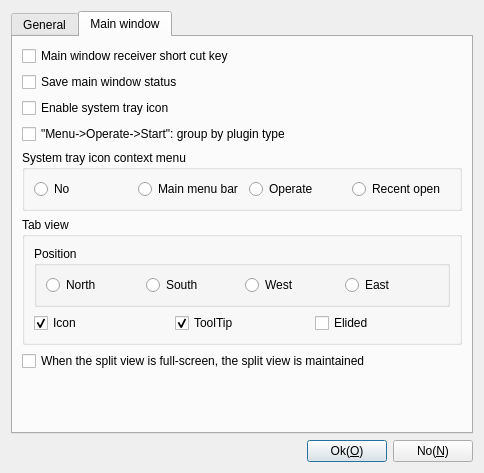
Old version of the form App/Client/ParameterDlgSettings.ui in the repository KangLin/RabbitRemoteControl.
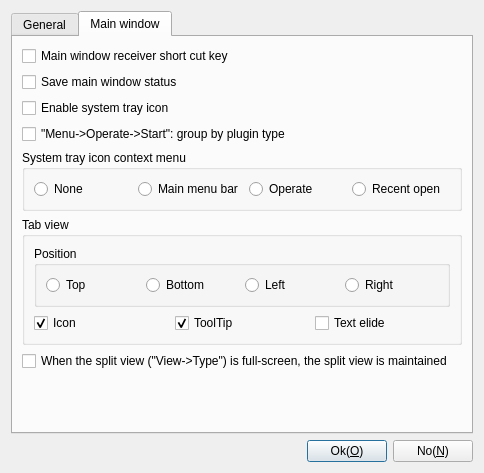
New version of the form. The open tabs and pages were chosen to show the change. Icons and pictures are not drawn.

The edit to the form file:
```diff
--- a/App/Client/ParameterDlgSettings.ui
+++ b/App/Client/ParameterDlgSettings.ui
@@ -145,7 +145,7 @@
           <item row="0" column="0">
            <widget class="QRadioButton" name="rbSystemTrayIconNo">
             <property name="text">
-             <string>No</string>
+             <string>None</string>
             </property>
            </widget>
           </item>
@@ -194,7 +194,7 @@
                 </sizepolicy>
                </property>
                <property name="text">
-                <string>North</string>
+                <string>Top</string>
                </property>
               </widget>
              </item>
@@ -207,7 +207,7 @@
                 </sizepolicy>
                </property>
                <property name="text">
-                <string>South</string>
+                <string>Bottom</string>
                </property>
               </widget>
              </item>
@@ -220,7 +220,7 @@
                 </sizepolicy>
                </property>
                <property name="text">
-                <string>West</string>
+                <string>Left</string>
                </property>
               </widget>
              </item>
@@ -233,7 +233,7 @@
                 </sizepolicy>
                </property>
                <property name="text">
-                <string>East</string>
+                <string>Right</string>
                </property>
               </widget>
              </item>
@@ -265,7 +265,7 @@
             <item>
              <widget class="QCheckBox" name="cbElided">
               <property name="text">
-               <string>Elided</string>
+               <string>Text elide</string>
               </property>
              </widget>
             </item>
@@ -277,7 +277,7 @@
        <item row="6" column="0">
         <widget class="QCheckBox" name="cbKeepSplitView">
          <property name="text">
-          <string>When the split view is full-screen, the split view is maintained</string>
+          <string>When the split view (&quot;View-&gt;Type&quot;) is full-screen, the split view is maintained</string>
          </property>
         </widget>
        </item>
```
Left out of the diff: 2 changed lines with no effect on the pictures.
